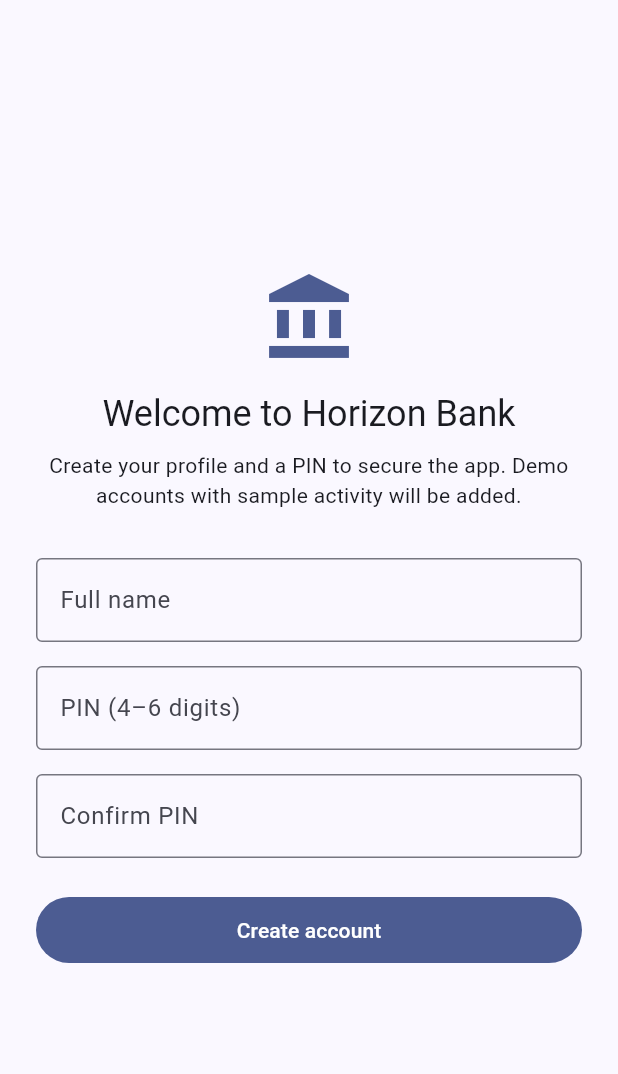
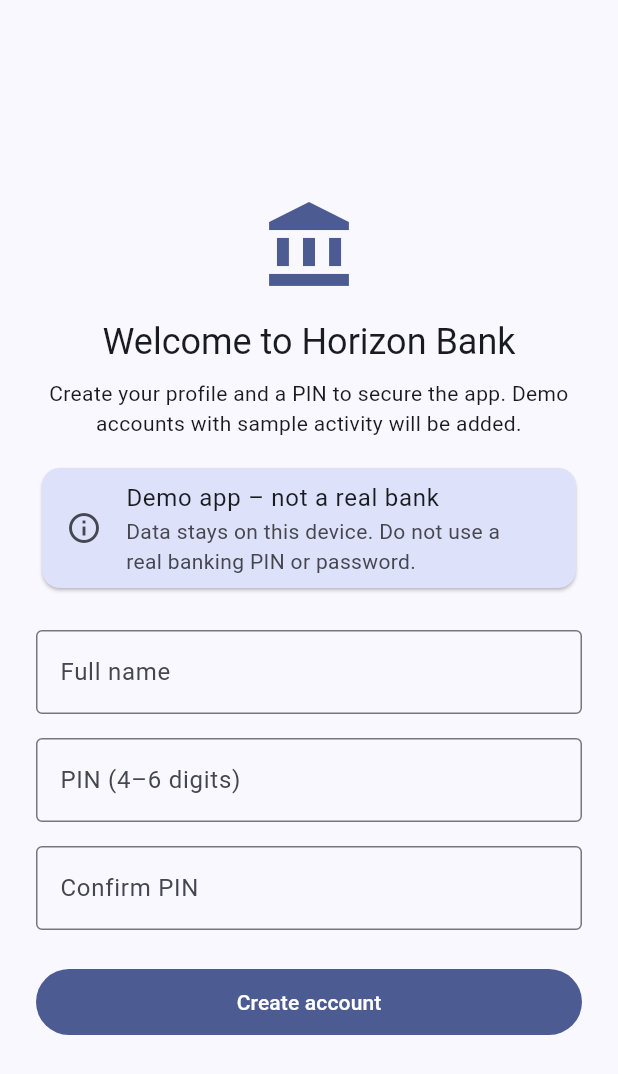
Before and after one commit to Kamranyaqub22/testpy, a Flutter app: the screen it shows after launch, on a phone screen of 412 x 824 dp. Shown: the top 1074 px of the screen. Run offline on Flutter 3.47's test engine with Material 3 defaults, Android fonts, the phone set to English and light mode, and no system bars; our stand-ins replace shared_preferences.

Commit message:
Label app as a demo and add CI for banking_app
- Setup screen shows a "Demo app – not a real bank" notice
- GitHub Actions workflow runs format check, analyze, tests and a web
  build for changes under banking_app/

Co-Authored-By: Claude Opus 5.5 <noreply@anthropic.com>
Claude-Session: https://claude.ai/code/session_017u3KgVNYhiMyLFNSwm97T9

```diff
--- a/banking_app/lib/screens/setup_screen.dart
+++ b/banking_app/lib/screens/setup_screen.dart
@@ -77,7 +77,19 @@ class _SetupScreenState extends State<SetupScreen> {
                       'Demo accounts with sample activity will be added.',
                       textAlign: TextAlign.center,
                     ),
-                    const SizedBox(height: 32),
+                    const SizedBox(height: 16),
+                    Card(
+                      color: Theme.of(context).colorScheme.secondaryContainer,
+                      child: const ListTile(
+                        leading: Icon(Icons.info_outline),
+                        title: Text('Demo app – not a real bank'),
+                        subtitle: Text(
+                          'Data stays on this device. Do not use a real '
+                          'banking PIN or password.',
+                        ),
+                      ),
+                    ),
+                    const SizedBox(height: 24),
                     TextFormField(
                       controller: _name,
                       decoration: const InputDecoration(labelText: 'Full name'),
```
Also changed, not shown: 1 other file.
